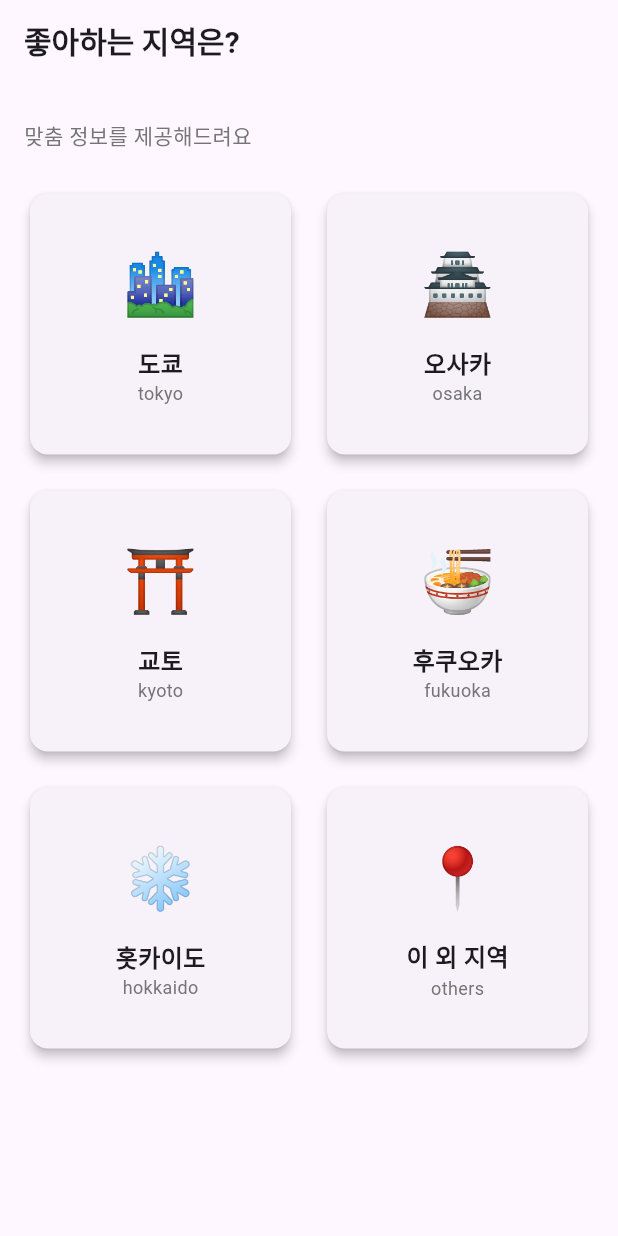
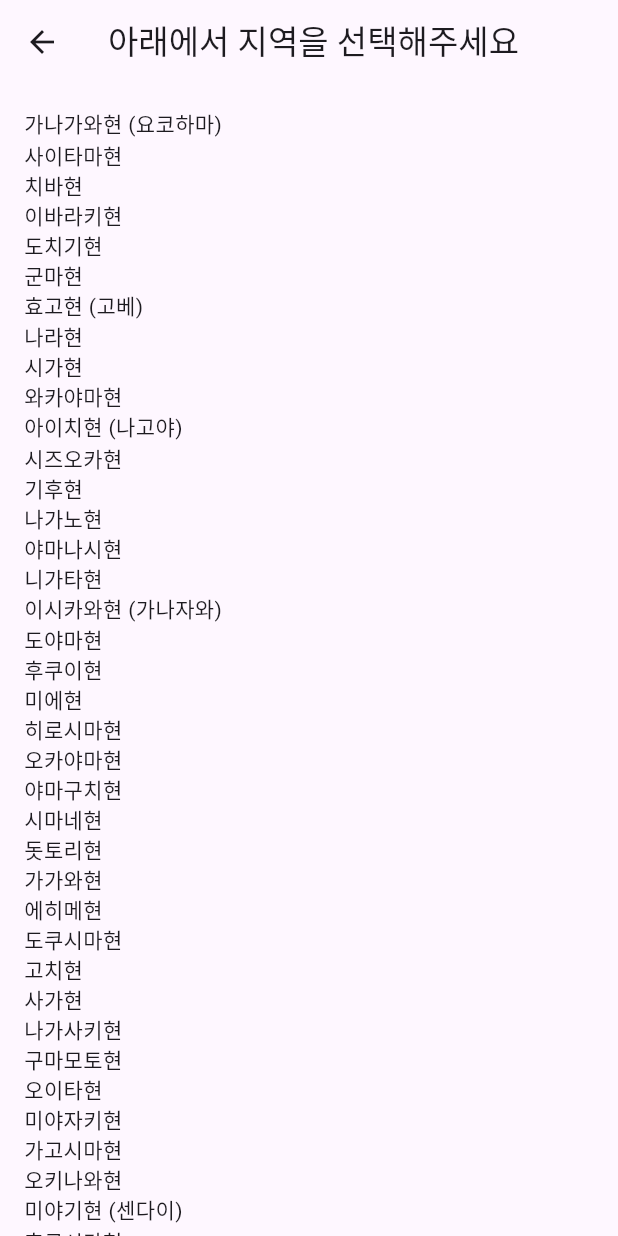
Before and after one commit to Muhyun-Kim/japan_travel_guide, a Flutter app: the screen it shows after launch, after a tap on "이 외 지역", on a phone screen of 412 x 824 dp. Run offline on Flutter 3.47's test engine with Material 3 defaults, Android fonts, the phone set to English and light mode, and no system bars; our stand-ins replace firebase_core, flutter_dotenv, flutter_riverpod, go_router; accounts and stored records are empty.

Commit message:
add japan regions

```diff
--- /dev/null
+++ b/lib/core/constants/app_constants.dart
@@ -0,0 +1,76 @@
+final List<Map<String, String>> regions = [
+  // 주요 도시/지역
+  {'en': 'tokyo', 'jp': '東京', 'kr': '도쿄'},
+  {'en': 'osaka', 'jp': '大阪', 'kr': '오사카'},
+  {'en': 'kyoto', 'jp': '京都', 'kr': '교토'},
+  {'en': 'fukuoka', 'jp': '福岡', 'kr': '후쿠오카'},
+  {'en': 'hokkaido', 'jp': '北海道', 'kr': '홋카이도'},
+
+  // 관동 지역
+  {
+    'en': 'kanagawa',
+    'jp': '神奈川',
+    'kr': '가나가와현 (요코하마)',
+  },
+  {'en': 'saitama', 'jp': '埼玉', 'kr': '사이타마현'},
+  {'en': 'chiba', 'jp': '千葉', 'kr': '치바현'},
+  {'en': 'ibaraki', 'jp': '茨城', 'kr': '이바라키현'},
+  {'en': 'tochigi', 'jp': '栃木', 'kr': '도치기현'},
+  {'en': 'gunma', 'jp': '群馬', 'kr': '군마현'},
+
+  // 간사이 지역
+  {'en': 'hyogo', 'jp': '兵庫', 'kr': '효고현 (고베)'},
+  {'en': 'nara', 'jp': '奈良', 'kr': '나라현'},
+  {'en': 'shiga', 'jp': '滋賀', 'kr': '시가현'},
+  {'en': 'wakayama', 'jp': '和歌山', 'kr': '와카야마현'},
+
+  // 중부 지역
+  {'en': 'aichi', 'jp': '愛知', 'kr': '아이치현 (나고야)'},
+  {'en': 'shizuoka', 'jp': '静岡', 'kr': '시즈오카현'},
+  {'en': 'gifu', 'jp': '岐阜', 'kr': '기후현'},
+  {'en': 'nagano', 'jp': '長野', 'kr': '나가노현'},
+  {'en': 'yamanashi', 'jp': '山梨', 'kr': '야마나시현'},
+  {'en': 'niigata', 'jp': '新潟', 'kr': '니가타현'},
+  {
+    'en': 'ishikawa',
+    'jp': '石川',
+    'kr': '이시카와현 (가나자와)',
+  },
+  {'en': 'toyama', 'jp': '富山', 'kr': '도야마현'},
+  {'en': 'fukui', 'jp': '福井', 'kr': '후쿠이현'},
+  {'en': 'mie', 'jp': '三重', 'kr': '미에현'},
+
+  // 주고쿠 지역
+  {'en': 'hiroshima', 'jp': '広島', 'kr': '히로시마현'},
+  {'en': 'okayama', 'jp': '岡山', 'kr': '오카야마현'},
+  {'en': 'yamaguchi', 'jp': '山口', 'kr': '야마구치현'},
+  {'en': 'shimane', 'jp': '島根', 'kr': '시마네현'},
+  {'en': 'tottori', 'jp': '鳥取', 'kr': '돗토리현'},
+
+  // 시코쿠 지역
+  {'en': 'kagawa', 'jp': '香川', 'kr': '가가와현'},
+  {'en': 'ehime', 'jp': '愛媛', 'kr': '에히메현'},
+  {'en': 'tokushima', 'jp': '徳島', 'kr': '도쿠시마현'},
+  {'en': 'kochi', 'jp': '高知', 'kr': '고치현'},
+
+  // 규슈 지역
+  {'en': 'saga', 'jp': '佐賀', 'kr': '사가현'},
+  {'en': 'nagasaki', 'jp': '長崎', 'kr': '나가사키현'},
+  {'en': 'kumamoto', 'jp': '熊本', 'kr': '구마모토현'},
+  {'en': 'oita', 'jp': '大分', 'kr': '오이타현'},
+  {'en': 'miyazaki', 'jp': '宮崎', 'kr': '미야자키현'},
+  {'en': 'kagoshima', 'jp': '鹿児島', 'kr': '가고시마현'},
+  {'en': 'okinawa', 'jp': '沖縄', 'kr': '오키나와현'},
+
+  // 도호쿠 지역
+  {
+    'en': 'miyagi',
+    'jp': '宮城',
+    'kr': '미야기현 (센다이)',
+  },
+  {'en': 'fukushima', 'jp': '福島', 'kr': '후쿠시마현'},
+  {'en': 'aomori', 'jp': '青森', 'kr': '아오모리현'},
+  {'en': 'iwate', 'jp': '岩手', 'kr': '이와테현'},
+  {'en': 'akita', 'jp': '秋田', 'kr': '아키타현'},
+  {'en': 'yamagata', 'jp': '山形', 'kr': '야마가타현'},
+];
--- /dev/null
+++ b/lib/presentation/screens/region_select/others_screen.dart
@@ -0,0 +1,29 @@
+import 'package:flutter/material.dart';
+
+class OthersScreen extends StatelessWidget {
+  const OthersScreen({
+    super.key,
+    required this.regions,
+  });
+
+  final List<Map<String, String>> regions;
+
+  @override
+  Widget build(BuildContext context) {
+    return Scaffold(
+      appBar: AppBar(
+        title: Text('아래에서 지역을 선택해주세요'),
+      ),
+      body: Center(
+        child: ListView(
+          padding: EdgeInsets.all(16),
+          children: [
+            ...regions.map(
+              (region) => Text(region['kr']!),
+            ),
+          ],
+        ),
+      ),
+    );
+  }
+}
--- a/lib/presentation/screens/region_select/region_select_main.dart
+++ b/lib/presentation/screens/region_select/region_select_main.dart
@@ -1,10 +1,47 @@
 import 'package:flutter/material.dart';
+import 'package:japan_travel_guide/core/constants/app_constants.dart';
+import 'package:japan_travel_guide/presentation/screens/region_select/others_screen.dart';
 
 class RegionSelectMain extends StatelessWidget {
   const RegionSelectMain({super.key});
 
   @override
   Widget build(BuildContext context) {
+    final List<String> preferredRegionList = [
+      'tokyo',
+      'osaka',
+      'kyoto',
+      'fukuoka',
+      'hokkaido',
+    ];
+
+    final List<String> preferredRegionImages = [
+      '🏙️',
+      '🏯',
+      '⛩️',
+      '🍜',
+      '❄️',
+    ];
+
+    final List<Map<String, String>>
+    preferredRegions =
+        regions
+            .where(
+              (region) => preferredRegionList
+                  .contains(region['en']),
+            )
+            .toList();
+
+    final List<Map<String, String>> otherRegions =
+        regions
+            .where(
+              (region) =>
+                  !preferredRegionList.contains(
+                    region['en'],
+                  ),
+            )
+            .toList();
+
     return Scaffold(
       appBar: AppBar(
         title: Text(
@@ -40,35 +77,29 @@ class RegionSelectMain extends StatelessWidget {
                 mainAxisSpacing: 16,
                 childAspectRatio: 1.0,
                 children: [
+                  // 선호 지역들을 map으로 동적 생성
+                  ...preferredRegions
+                      .asMap()
+                      .entries
+                      .map((entry) {
+                        int index = entry.key;
+                        Map<String, String>
+                        region = entry.value;
+                        return _buildRegionCard(
+                          context,
+                          preferredRegionImages[index],
+                          region['kr']!,
+                          region['en']!,
+                        );
+                      })
+                      .toList(),
+                  // 이 외 지역 카드
                   _buildRegionCard(
-                    '🏙️',
-                    '도쿄',
-                    'tokyo',
-                  ),
-                  _buildRegionCard(
-                    '🏯',
-                    '오사카',
-                    'osaka',
-                  ),
-                  _buildRegionCard(
-                    '⛩️',
-                    '교토',
-                    'kyoto',
-                  ),
-                  _buildRegionCard(
-                    '🍜',
-                    '후쿠오카',
-                    'fukuoka',
-                  ),
-                  _buildRegionCard(
-                    '❄️',
-                    '홋카이도',
-                    'hokkaido',
-                  ),
-                  _buildRegionCard(
+                    context,
                     '📍',
                     '이 외 지역',
                     'others',
+                    regions: otherRegions,
                   ),
                 ],
               ),
@@ -80,10 +111,12 @@ class RegionSelectMain extends StatelessWidget {
   }
 
   Widget _buildRegionCard(
+    BuildContext context,
     String emoji,
     String korean,
-    String english,
-  ) {
+    String english, {
+    List<Map<String, String>> regions = const [],
+  }) {
     return Card(
       elevation: 3,
       shape: RoundedRectangleBorder(
@@ -91,7 +124,17 @@ class RegionSelectMain extends StatelessWidget {
       ),
       child: InkWell(
         onTap: () {
-          print('$korean 선택됨');
+          english == 'others'
+              ? Navigator.push(
+                context,
+                MaterialPageRoute(
+                  builder:
+                      (context) => OthersScreen(
+                        regions: regions,
+                      ),
+                ),
+              )
+              : print('$korean 선택됨');
         },
         borderRadius: BorderRadius.circular(12),
         child: Column(
```
